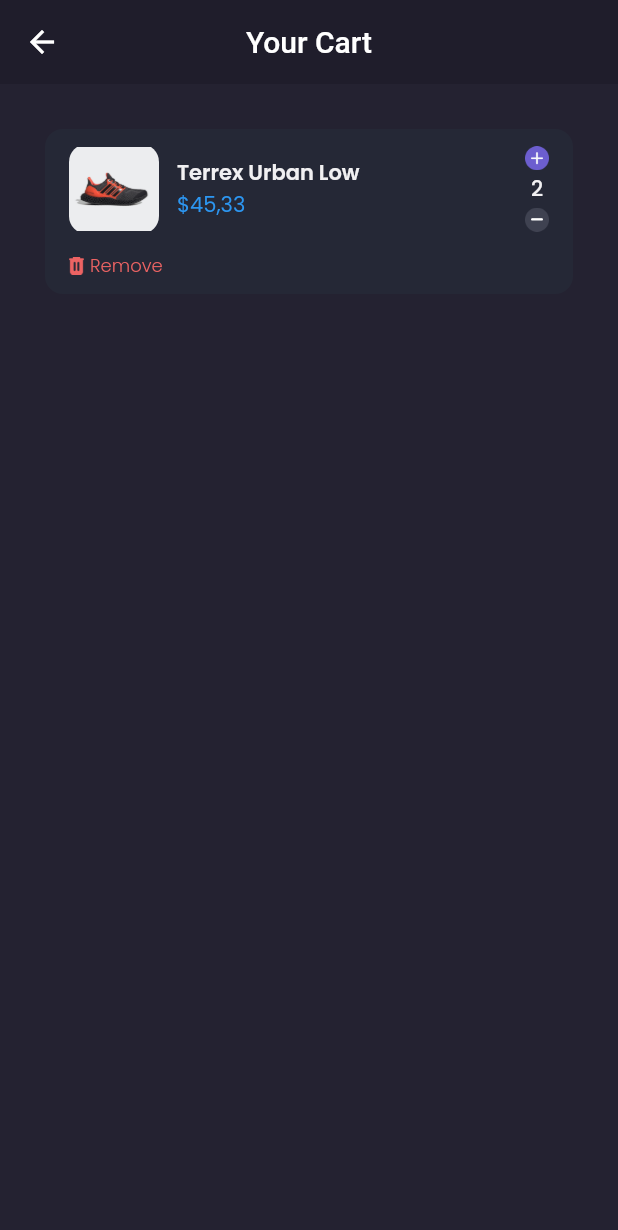
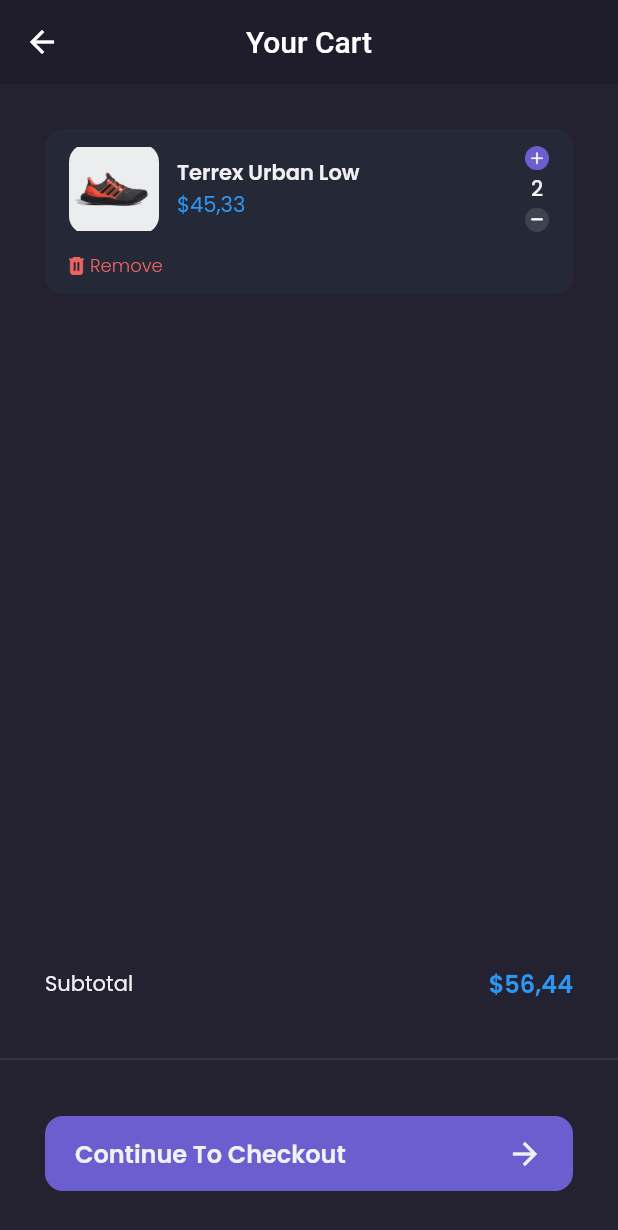
Before and after one commit to mhdiqbl/ecomercesepatu, a Flutter app: the Cartpage screen opened by its route, on a phone screen of 412 x 824 dp. Shown: the top 1230 px of the screen. Run offline on Flutter 3.47's test engine with Material 2 defaults, Android fonts, the phone set to English and light mode, and no system bars; our stand-ins replace carousel_slider, google_fonts.

```diff
--- a/lib/pages/cart_page.dart
+++ b/lib/pages/cart_page.dart
@@ -74,6 +74,79 @@ class Cartpage extends StatelessWidget {
       );
     }
 
+    Widget customBottomNav() {
+      return Container(
+        height: 180,
+        child: Column(
+          children: [
+            Container(
+              margin: EdgeInsets.symmetric(
+                horizontal: defaultMargin,
+              ),
+              child: Row(
+                mainAxisAlignment: MainAxisAlignment.spaceBetween,
+                children: [
+                  Text('Subtotal',
+                  style: primaryTextStyle,
+                  ),
+                  Text('\$56,44',
+                  style: priceTextStyle.copyWith(
+                    fontSize: 16,
+                    fontWeight: semiBold,
+                  ),
+                  ),
+                ],
+              ),
+            ),
+            SizedBox(
+              height: 30,
+            ),
+            Divider(
+              thickness: 0.5,
+              color: subtitleColor,
+            ),
+            SizedBox(
+              height: 30,
+            ),
+            Container(
+              height: 50,
+              margin: EdgeInsets.symmetric(
+                horizontal: defaultMargin,
+              ),
+              child: TextButton(
+                onPressed: (){
+                },
+                style: TextButton.styleFrom(
+                  backgroundColor: primaryColor,
+                  padding: EdgeInsets.symmetric(
+                    horizontal: 20,
+                  ),
+                  shape: RoundedRectangleBorder(
+                    borderRadius: BorderRadius.circular(12),
+                  )
+                ),
+                child: Row(
+                  mainAxisAlignment: MainAxisAlignment.spaceBetween,
+                  children: [
+                  Text(
+                    'Continue To Checkout',
+                    style: primaryTextStyle.copyWith(
+                      fontSize: 16,
+                      fontWeight: semiBold,
+                    ),
+                  ),
+                  Icon(Icons.arrow_forward,
+                  color: primaryTextColor,
+                  ),
+                  ],
+                  ),
+              ),
+            )
+          ],
+        ),
+      );
+    }
+
     return Scaffold(
       backgroundColor: backgroundColor3,
       appBar: AppBar(
@@ -83,6 +156,7 @@ class Cartpage extends StatelessWidget {
         elevation: 0,
       ),
       body: content(),
+      bottomNavigationBar: customBottomNav(),
     );
   }
 }
```
